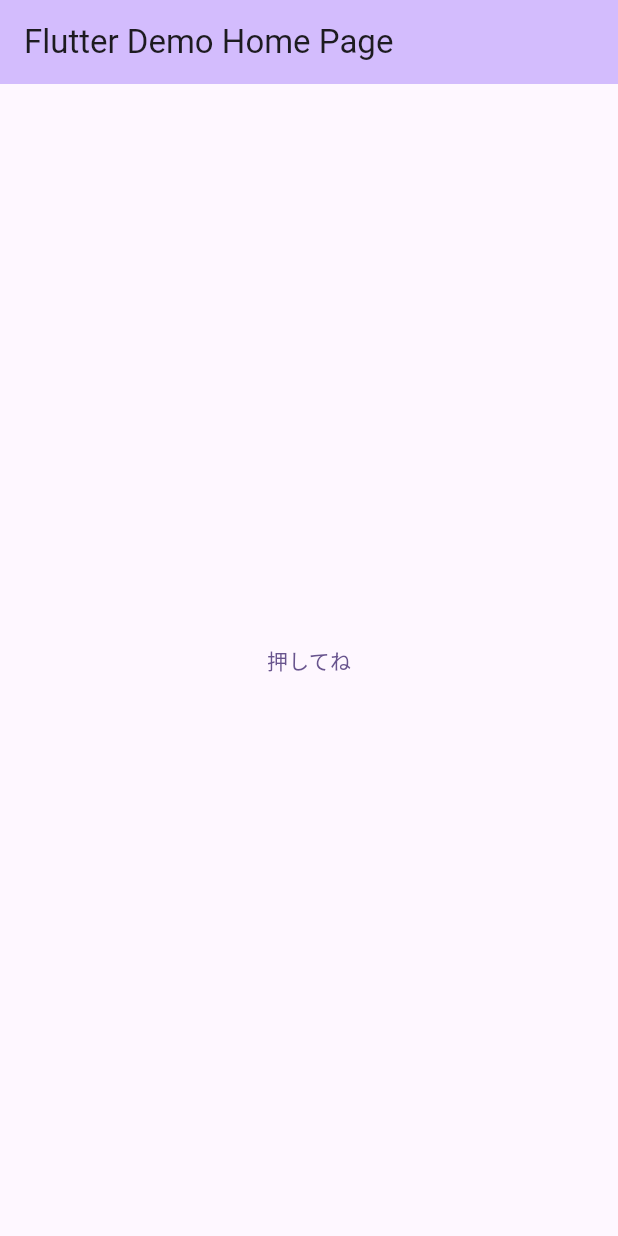
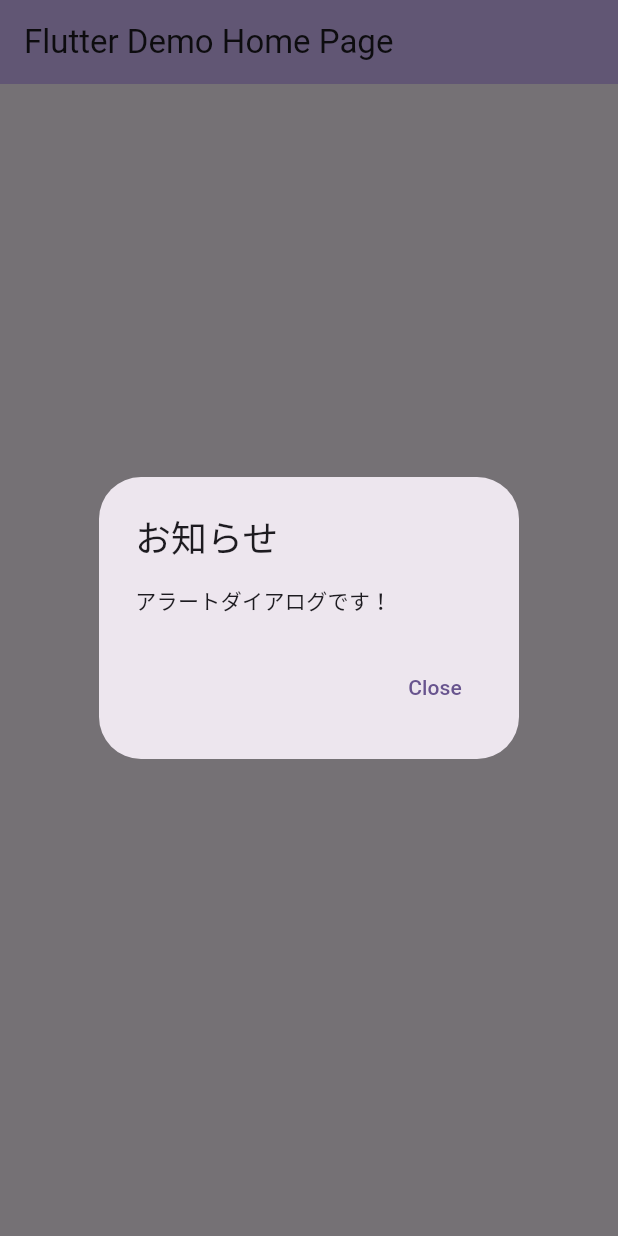
Before and after one commit to Hira0523/chapter03_beginner, a Flutter app: the screen it shows after launch, after a tap on "押してね", on a phone screen of 412 x 824 dp. Run offline on Flutter 3.47's test engine with Material 3 defaults, Android fonts, the phone set to English and light mode, and no system bars.

```diff
--- a/lib/main.dart
+++ b/lib/main.dart
@@ -42,7 +42,21 @@ class _MyHomePageState extends State<MyHomePage> {
           child: TextButton(
               onPressed: () {
                 // ここに押した時の処理を書きます。
-                print('押しました！');
+                showDialog(
+                    context: context,
+                    builder: (context) {
+                      return AlertDialog(
+                        title: const Text('お知らせ'),
+                        content: const Text('アラートダイアログです！'),
+                        actions: [
+                          TextButton(
+                              onPressed: () {
+                                Navigator.of(context).pop();
+                              },
+                              child: const Text('Close'))
+                        ],
+                      );
+                    });
               },
               child: const Text('押してね'))),
     );
```
